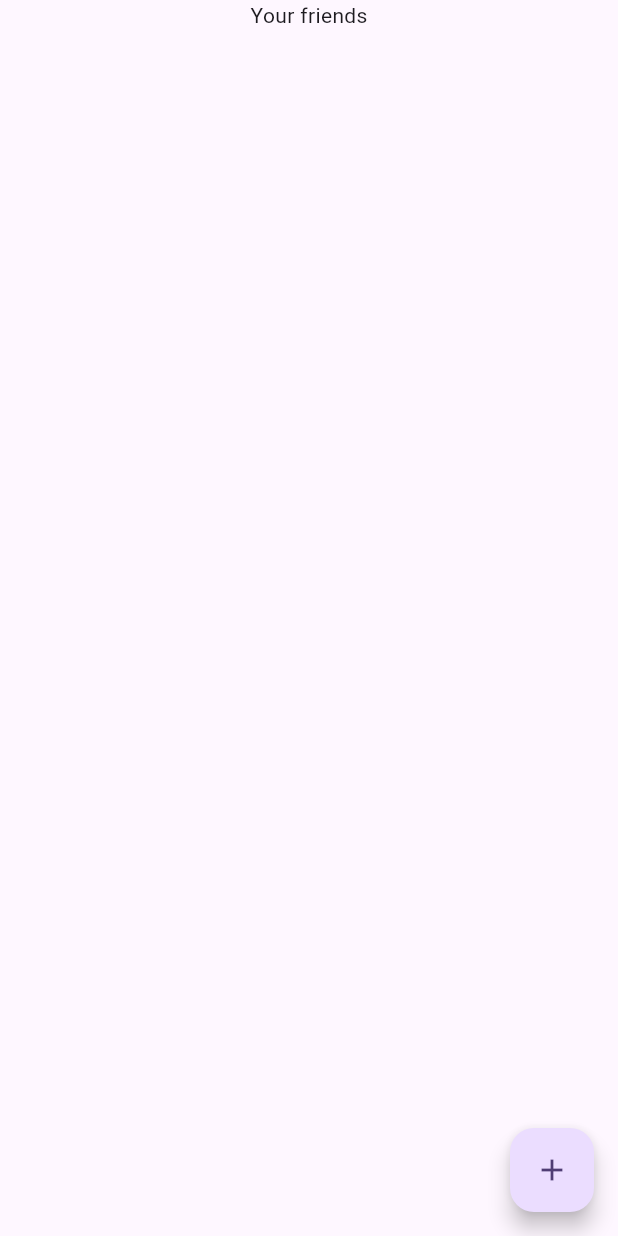
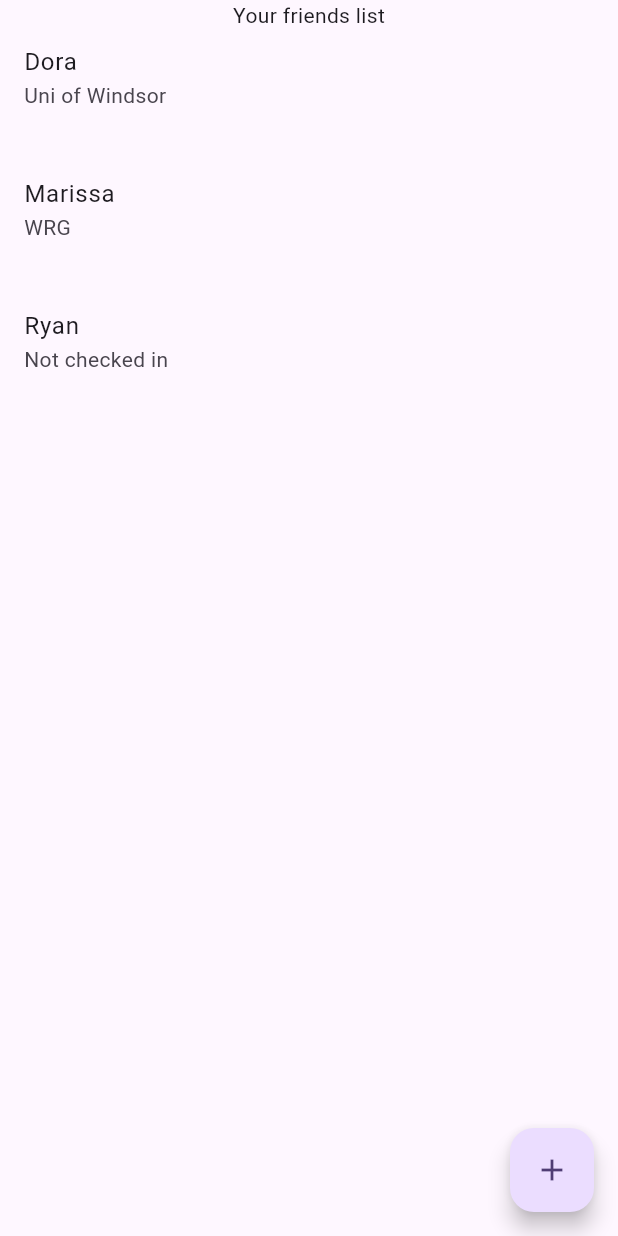
Before and after one commit to miranda0129/winhacks_2024, a Flutter app: the FriendsListWidget screen opened directly, on a phone screen of 412 x 824 dp. Run offline on Flutter 3.47's test engine with Material 3 defaults, Android fonts, the phone set to English and light mode, and no system bars; our stand-ins replace google_maps_flutter.

Commit message:
simple friends list

```diff
--- /dev/null
+++ b/lib/model/friend.dart
@@ -0,0 +1,15 @@
+class Friend {
+  String name;
+  bool checkedIn;
+  String place;
+
+  Friend({
+    required this.name,
+    required this.checkedIn,
+    required this.place,
+  });
+
+  String getLocationDisplay() {
+    return checkedIn ? place : "Not checked in";
+  }
+}
--- a/lib/screens/friend_list_widget.dart
+++ b/lib/screens/friend_list_widget.dart
@@ -1,4 +1,5 @@
 import 'package:flutter/material.dart';
+import 'package:winhacks_2024/model/friend.dart';
 
 class FriendsListWidget extends StatefulWidget {
   const FriendsListWidget({super.key});
@@ -8,16 +9,37 @@ class FriendsListWidget extends StatefulWidget {
 }
 
 class _FriendsListWidgetState extends State<FriendsListWidget> {
+   List<Friend> friendsList = [
+    Friend(name: "Dora", checkedIn: true, place: "Uni of Windsor"),
+    Friend(name: "Marissa", checkedIn: true, place: "WRG"),
+    Friend(name: "Ryan", checkedIn: false, place: "")];
+
+
   @override
   Widget build(BuildContext context) {
     return Scaffold(
-      body: const Center(
+      body: Center(
         child: Column(
           children: [
-            const Text('Your friends'),
+            const Text(
+              'Your friends list'
+            ),
+            Expanded(
+              child: ListView.builder(
+                itemCount: friendsList.length,
+                itemBuilder: (context, index) {
+                  return ListTile(
+                    isThreeLine: true,
+                    title: Text(friendsList[index].name),
+                    subtitle: Text(friendsList[index].getLocationDisplay()),
+                  );
+                }
+              ),
+            ),
           ],
         ),
       ),
+
       floatingActionButton: FloatingActionButton(
             onPressed: () {
               print('pressed');
@@ -26,8 +48,5 @@ class _FriendsListWidgetState extends State<FriendsListWidget> {
             child: const Icon(Icons.add),
           ),
     );
-
-
-
   }
 }
```
Also changed, not shown: pubspec.lock, 9 other files.
